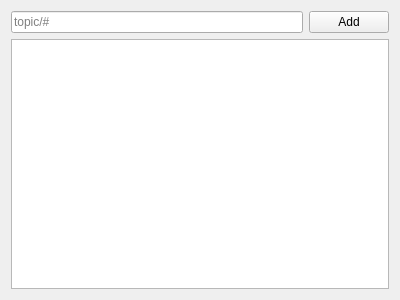
Old version of the form src/gui/topic_selection_window.ui in the repository KLZ-0/ICP-project.
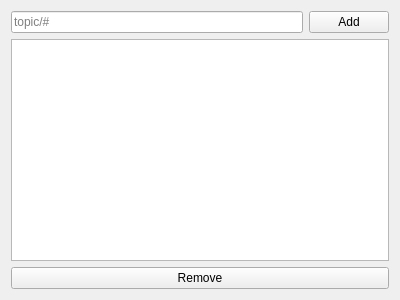
New version of the form.

Commit message: Add button to remove topics

What changed in the file:
```diff
--- a/src/gui/topic_selection_window.ui
+++ b/src/gui/topic_selection_window.ui
@@ -43,7 +43,14 @@
      </property>
     </widget>
    </item>
-   <item row="2" column="0" colspan="2">
+   <item row="5" column="0" colspan="2">
+    <widget class="QPushButton" name="removeButton">
+     <property name="text">
+      <string>Remove</string>
+     </property>
+    </widget>
+   </item>
+   <item row="4" column="0" colspan="2">
     <widget class="QTreeWidget" name="treeWidget">
      <property name="sizePolicy">
       <sizepolicy hsizetype="Expanding" vsizetype="MinimumExpanding">
```
Left out of the diff: 2 changed lines with no effect on the pictures. The commit also changes 2 other files.
